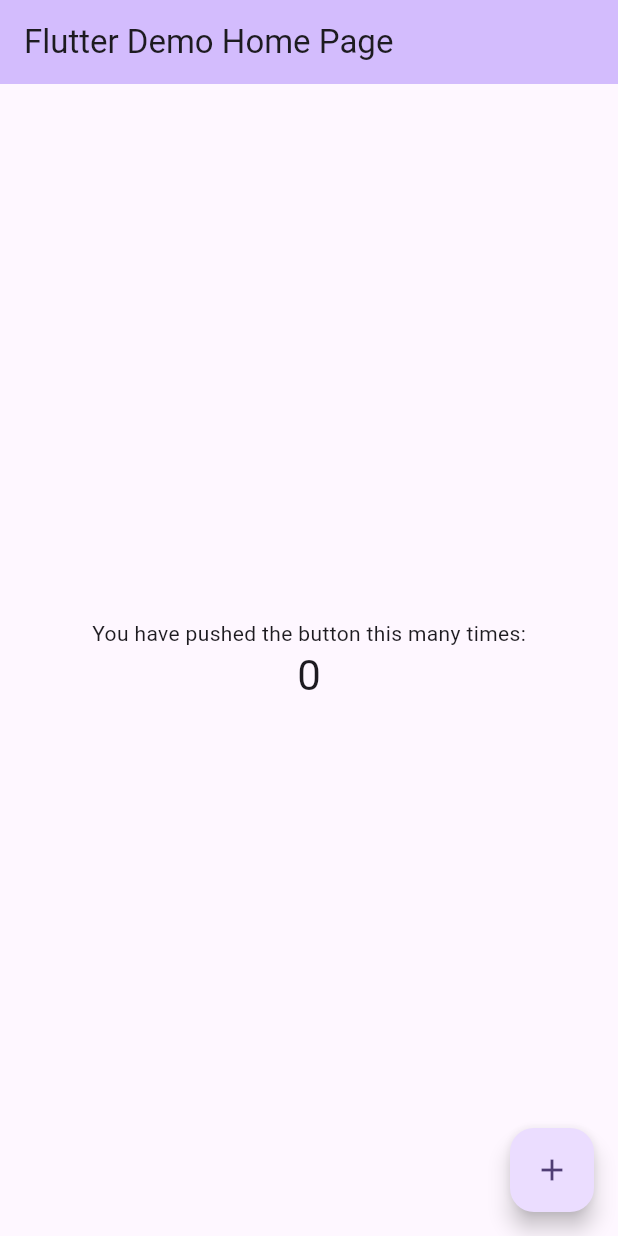
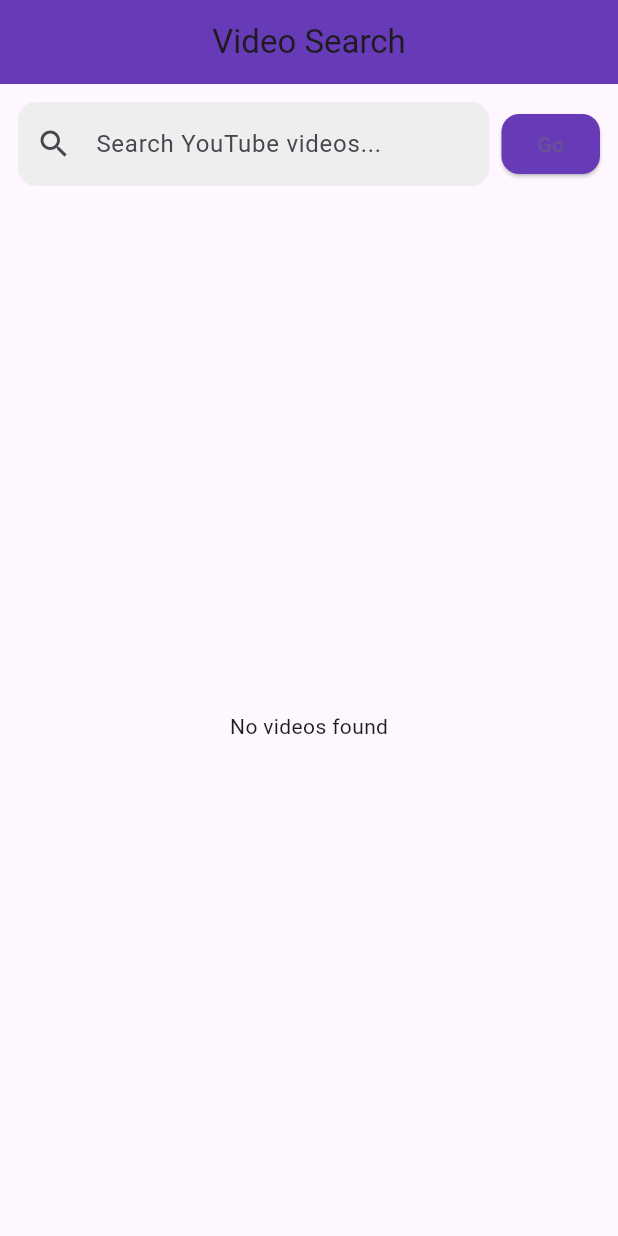
Before and after one commit to ryan940618/youtube_analyze, a Flutter app: the screen it shows after launch, on a phone screen of 412 x 824 dp. Run offline on Flutter 3.47's test engine with Material 3 defaults, Android fonts, the phone set to English and light mode, and no system bars.

Commit message:
Add: Home Screen And Entrance

```diff
--- a/lib/main.dart
+++ b/lib/main.dart
@@ -1,4 +1,5 @@
 import 'package:flutter/material.dart';
+import 'screens/home_screen.dart';
 
 void main() {
   runApp(const MyApp());
@@ -7,119 +8,16 @@ void main() {
 class MyApp extends StatelessWidget {
   const MyApp({super.key});
 
-  // This widget is the root of your application.
   @override
   Widget build(BuildContext context) {
     return MaterialApp(
-      title: 'Flutter Demo',
+      title: 'Youtube 結果搜尋與排序',
       theme: ThemeData(
-        // This is the theme of your application.
-        //
-        // TRY THIS: Try running your application with "flutter run". You'll see
-        // the application has a purple toolbar. Then, without quitting the app,
-        // try changing the seedColor in the colorScheme below to Colors.green
-        // and then invoke "hot reload" (save your changes or press the "hot
-        // reload" button in a Flutter-supported IDE, or press "r" if you used
-        // the command line to start the app).
-        //
-        // Notice that the counter didn't reset back to zero; the application
-        // state is not lost during the reload. To reset the state, use hot
-        // restart instead.
-        //
-        // This works for code too, not just values: Most code changes can be
-        // tested with just a hot reload.
         colorScheme: ColorScheme.fromSeed(seedColor: Colors.deepPurple),
         useMaterial3: true,
       ),
-      home: const MyHomePage(title: 'Flutter Demo Home Page'),
+      debugShowCheckedModeBanner: false,
+      home: const HomeScreen(),
     );
   }
 }
-
-class MyHomePage extends StatefulWidget {
-  const MyHomePage({super.key, required this.title});
-
-  // This widget is the home page of your application. It is stateful, meaning
-  // that it has a State object (defined below) that contains fields that affect
-  // how it looks.
-
-  // This class is the configuration for the state. It holds the values (in this
-  // case the title) provided by the parent (in this case the App widget) and
-  // used by the build method of the State. Fields in a Widget subclass are
-  // always marked "final".
-
-  final String title;
-
-  @override
-  State<MyHomePage> createState() => _MyHomePageState();
-}
-
-class _MyHomePageState extends State<MyHomePage> {
-  int _counter = 0;
-
-  void _incrementCounter() {
-    setState(() {
-      // This call to setState tells the Flutter framework that something has
-      // changed in this State, which causes it to rerun the build method below
-      // so that the display can reflect the updated values. If we changed
-      // _counter without calling setState(), then the build method would not be
-      // called again, and so nothing would appear to happen.
-      _counter++;
-    });
-  }
-
-  @override
-  Widget build(BuildContext context) {
-    // This method is rerun every time setState is called, for instance as done
-    // by the _incrementCounter method above.
-    //
-    // The Flutter framework has been optimized to make rerunning build methods
-    // fast, so that you can just rebuild anything that needs updating rather
-    // than having to individually change instances of widgets.
-    return Scaffold(
-      appBar: AppBar(
-        // TRY THIS: Try changing the color here to a specific color (to
-        // Colors.amber, perhaps?) and trigger a hot reload to see the AppBar
-        // change color while the other colors stay the same.
-        backgroundColor: Theme.of(context).colorScheme.inversePrimary,
-        // Here we take the value from the MyHomePage object that was created by
-        // the App.build method, and use it to set our appbar title.
-        title: Text(widget.title),
-      ),
-      body: Center(
-        // Center is a layout widget. It takes a single child and positions it
-        // in the middle of the parent.
-        child: Column(
-          // Column is also a layout widget. It takes a list of children and
-          // arranges them vertically. By default, it sizes itself to fit its
-          // children horizontally, and tries to be as tall as its parent.
-          //
-          // Column has various properties to control how it sizes itself and
-          // how it positions its children. Here we use mainAxisAlignment to
-          // center the children vertically; the main axis here is the vertical
-          // axis because Columns are vertical (the cross axis would be
-          // horizontal).
-          //
-          // TRY THIS: Invoke "debug painting" (choose the "Toggle Debug Paint"
-          // action in the IDE, or press "p" in the console), to see the
-          // wireframe for each widget.
-          mainAxisAlignment: MainAxisAlignment.center,
-          children: <Widget>[
-            const Text(
-              'You have pushed the button this many times:',
-            ),
-            Text(
-              '$_counter',
-              style: Theme.of(context).textTheme.headlineMedium,
-            ),
-          ],
-        ),
-      ),
-      floatingActionButton: FloatingActionButton(
-        onPressed: _incrementCounter,
-        tooltip: 'Increment',
-        child: const Icon(Icons.add),
-      ), // This trailing comma makes auto-formatting nicer for build methods.
-    );
-  }
-}
--- /dev/null
+++ b/lib/screens/home_screen.dart
@@ -0,0 +1,138 @@
+import 'package:flutter/material.dart';
+import '../models/video_item.dart';
+import '../services/api.dart';
+import '../widgets/video_card.dart';
+
+class HomeScreen extends StatefulWidget {
+  const HomeScreen({super.key});
+
+  @override
+  State<HomeScreen> createState() => _HomeScreenState();
+}
+
+class _HomeScreenState extends State<HomeScreen> {
+  final TextEditingController _searchController = TextEditingController();
+  List<VideoItem> _videos = [];
+  bool _isLoading = false;
+  String _currentSort = '';
+
+  Future<void> _search() async {
+    final query = _searchController.text.trim();
+    if (query.isEmpty) return;
+
+    setState(() => _isLoading = true);
+
+    try {
+      final videos = await ApiService.searchVideos(query);
+      setState(() {
+        _videos = videos;
+        _currentSort = '';
+      });
+    } catch (e) {
+      print('Search error: $e');
+    } finally {
+      setState(() => _isLoading = false);
+    }
+  }
+
+  Future<void> _sort(String by) async {
+    if (_videos.isEmpty) return;
+
+    setState(() => _isLoading = true);
+
+    try {
+      final sorted = await ApiService.sortVideos(by);
+      setState(() {
+        _videos = sorted;
+        _currentSort = by;
+      });
+    } catch (e) {
+      print('Sort error: $e');
+    } finally {
+      setState(() => _isLoading = false);
+    }
+  }
+
+  @override
+  Widget build(BuildContext context) {
+    return Scaffold(
+      appBar: AppBar(
+        title: const Text('Video Search'),
+        centerTitle: true,
+        backgroundColor: Colors.deepPurple,
+      ),
+      body: Column(
+        children: [
+          Padding(
+            padding: const EdgeInsets.all(12),
+            child: Row(
+              children: [
+                Expanded(
+                  child: TextField(
+                    controller: _searchController,
+                    onSubmitted: (_) => _search(),
+                    decoration: InputDecoration(
+                      hintText: 'Search YouTube videos...',
+                      prefixIcon: const Icon(Icons.search),
+                      filled: true,
+                      fillColor: Colors.grey[200],
+                      border: OutlineInputBorder(
+                        borderRadius: BorderRadius.circular(12),
+                        borderSide: BorderSide.none,
+                      ),
+                    ),
+                  ),
+                ),
+                const SizedBox(width: 8),
+                ElevatedButton(
+                  onPressed: _search,
+                  style: ElevatedButton.styleFrom(
+                    backgroundColor: Colors.deepPurple,
+                    shape: RoundedRectangleBorder(
+                        borderRadius: BorderRadius.circular(12)),
+                  ),
+                  child: const Text('Go'),
+                ),
+              ],
+            ),
+          ),
+          if (_videos.isNotEmpty)
+            Padding(
+              padding: const EdgeInsets.symmetric(horizontal: 12),
+              child: Row(
+                children: [
+                  const Text("Sort by:",
+                      style: TextStyle(fontWeight: FontWeight.bold)),
+                  const SizedBox(width: 8),
+                  ChoiceChip(
+                    label: const Text("Views"),
+                    selected: _currentSort == 'viewCount',
+                    onSelected: (_) => _sort('viewCount'),
+                  ),
+                  const SizedBox(width: 8),
+                  ChoiceChip(
+                    label: const Text("Likes"),
+                    selected: _currentSort == 'likeCount',
+                    onSelected: (_) => _sort('likeCount'),
+                  ),
+                ],
+              ),
+            ),
+          const SizedBox(height: 8),
+          Expanded(
+            child: _isLoading
+                ? const Center(child: CircularProgressIndicator())
+                : _videos.isEmpty
+                    ? const Center(child: Text('No videos found'))
+                    : ListView.builder(
+                        itemCount: _videos.length,
+                        itemBuilder: (context, index) {
+                          return VideoCard(video: _videos[index]);
+                        },
+                      ),
+          ),
+        ],
+      ),
+    );
+  }
+}
```
